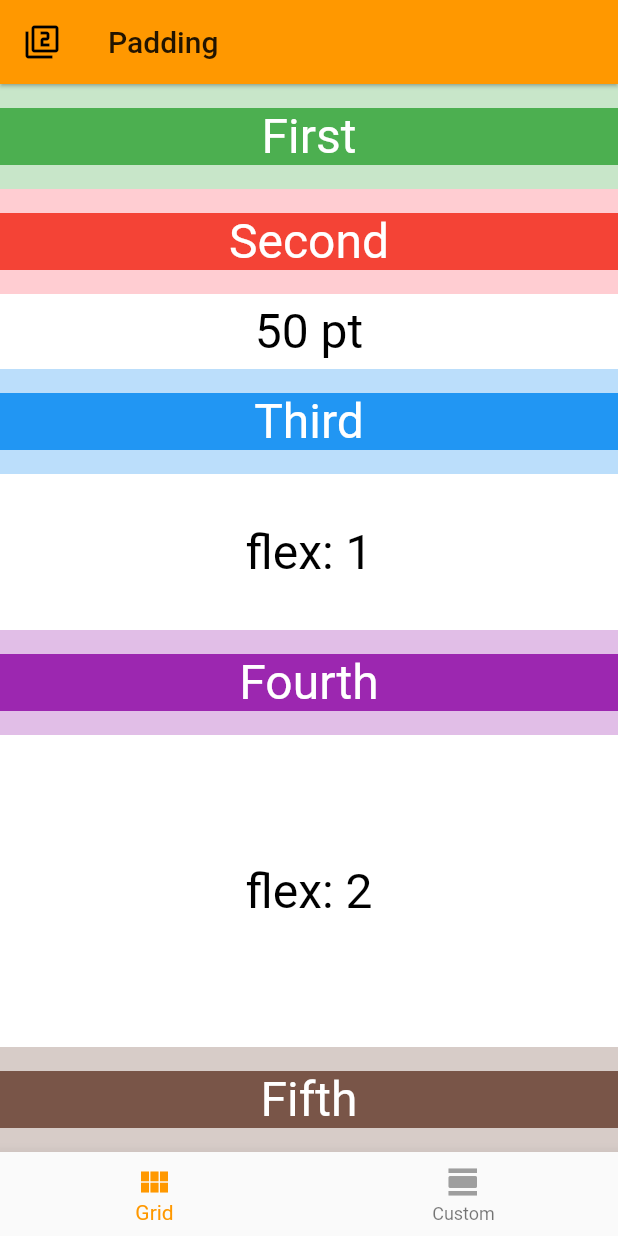
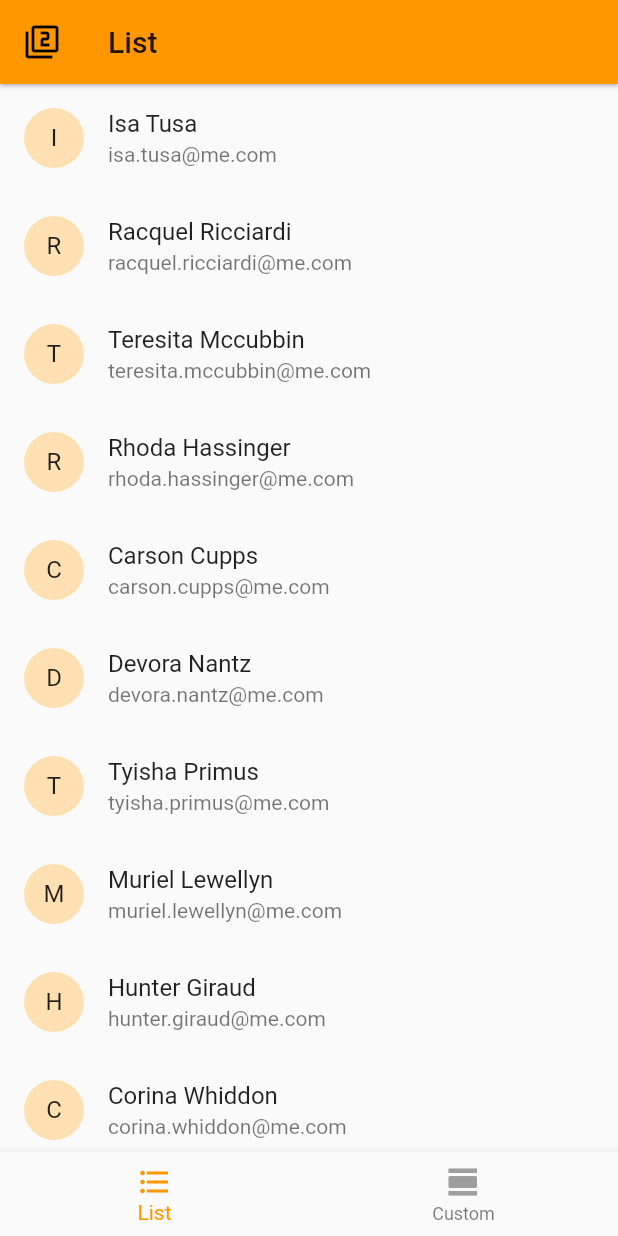
Before and after one commit to bizz84/layout-demo-flutter, a Flutter app: the screen it shows after launch, after a tap on the "filter 1" icon, on a phone screen of 412 x 824 dp. Run offline on Flutter 3.47's test engine with Material 2 defaults, Android fonts, the phone set to English and light mode, and no system bars.

Commit message:
Add list example page

```diff
--- a/lib/layout_type.dart
+++ b/lib/layout_type.dart
@@ -17,7 +17,7 @@ enum LayoutType {
   stack,
   expanded,
   padding,
-  grid,
+  list,
   slivers,
 }
 
@@ -33,8 +33,8 @@ String layoutName(LayoutType layoutType) {
       return 'Expanded';
     case LayoutType.padding:
       return 'Padding';
-    case LayoutType.grid:
-      return 'Grid';
+    case LayoutType.list:
+      return 'List';
     case LayoutType.slivers:
       return 'Custom';
     default:
--- a/lib/main_page.dart
+++ b/lib/main_page.dart
@@ -2,6 +2,7 @@ import 'package:flutter/material.dart';
 import 'package:layout_demo_flutter/pages/baseline_page.dart';
 import 'package:layout_demo_flutter/pages/expanded_page.dart';
 import 'package:layout_demo_flutter/layout_type.dart';
+import 'package:layout_demo_flutter/pages/list_page.dart';
 import 'package:layout_demo_flutter/pages/padding_page.dart';
 import 'package:layout_demo_flutter/pages/row_column_page.dart';
 import 'package:layout_demo_flutter/pages/slivers_page.dart';
@@ -17,7 +18,7 @@ class MainPage extends StatefulWidget {
 class _MainPageState extends State<MainPage> {
   LayoutGroup _layoutGroup = LayoutGroup.nonScrollable;
   LayoutType _layoutSelection1 = LayoutType.rowColumn;
-  LayoutType _layoutSelection2 = LayoutType.grid;
+  LayoutType _layoutSelection2 = LayoutType.list;
 
   void _onLayoutGroupToggle() {
     setState(() {
@@ -57,7 +58,7 @@ class _MainPageState extends State<MainPage> {
     } else {
       switch (index) {
         case 0:
-          _onLayoutSelected(LayoutType.grid);
+          _onLayoutSelected(LayoutType.list);
           break;
         case 1:
           _onLayoutSelected(LayoutType.slivers);
@@ -104,8 +105,8 @@ class _MainPageState extends State<MainPage> {
         return ExpandedPage(layoutGroup: _layoutGroup, onLayoutToggle: _onLayoutGroupToggle);
       case LayoutType.padding:
         return PaddingPage(layoutGroup: _layoutGroup, onLayoutToggle: _onLayoutGroupToggle);
-      case LayoutType.grid:
-        return PaddingPage(layoutGroup: _layoutGroup, onLayoutToggle: _onLayoutGroupToggle);
+      case LayoutType.list:
+        return ListPage(layoutGroup: _layoutGroup, onLayoutToggle: _onLayoutGroupToggle);
       case LayoutType.slivers:
         return SliversPage(layoutGroup: _layoutGroup, onLayoutToggle: _onLayoutGroupToggle);
     }
@@ -135,7 +136,7 @@ class _MainPageState extends State<MainPage> {
         type: BottomNavigationBarType.fixed,
         items: [
           _buildItem(
-              icon: Icons.view_module, layoutSelection: LayoutType.grid),
+              icon: Icons.format_list_bulleted, layoutSelection: LayoutType.list),
           _buildItem(
               icon: Icons.view_day, layoutSelection: LayoutType.slivers),
         ],
--- /dev/null
+++ b/lib/pages/list_page.dart
@@ -0,0 +1,70 @@
+import 'package:flutter/material.dart';
+import 'package:layout_demo_flutter/layout_type.dart';
+import 'package:layout_demo_flutter/pages/main_app_bar.dart';
+
+class Contact {
+  Contact({this.name, this.email});
+  final String name;
+  final String email;
+}
+
+List<Contact> allContacts = [
+  Contact(name: 'Isa Tusa', email: 'isa.tusa@me.com'),
+  Contact(name: 'Racquel Ricciardi', email: 'racquel.ricciardi@me.com'),
+  Contact(name: 'Teresita Mccubbin', email: 'teresita.mccubbin@me.com'),
+  Contact(name: 'Rhoda Hassinger', email: 'rhoda.hassinger@me.com'),
+  Contact(name: 'Carson Cupps', email: 'carson.cupps@me.com'),
+  Contact(name: 'Devora Nantz', email: 'devora.nantz@me.com'),
+  Contact(name: 'Tyisha Primus', email: 'tyisha.primus@me.com'),
+  Contact(name: 'Muriel Lewellyn', email: 'muriel.lewellyn@me.com'),
+  Contact(name: 'Hunter Giraud', email: 'hunter.giraud@me.com'),
+  Contact(name: 'Corina Whiddon', email: 'corina.whiddon@me.com'),
+  Contact(name: 'Meaghan Covarrubias', email: 'meaghan.covarrubias@me.com'),
+  Contact(name: 'Ulysses Severson', email: 'ulysses.severson@me.com'),
+  Contact(name: 'Richard Baxter', email: 'richard.baxter@me.com'),
+  Contact(name: 'Alessandra Kahn', email: 'alessandra.kahn@me.com'),
+  Contact(name: 'Libby Saari', email: 'libby.saari@me.com'),
+  Contact(name: 'Valeria Salvador', email: 'valeria.salvador@me.com'),
+  Contact(name: 'Fredrick Folkerts', email: 'fredrick.folkerts@me.com'),
+  Contact(name: 'Delmy Izzi', email: 'delmy.izzi@me.com'),
+  Contact(name: 'Leann Klock', email: 'leann.klock@me.com'),
+  Contact(name: 'Rhiannon Macfarlane', email: 'rhiannon.macfarlane@me.com'),
+];
+
+class _ContactListTile extends ListTile {
+  _ContactListTile(Contact contact)
+      : super(
+          title: Text(contact.name),
+          subtitle: Text(contact.email),
+          leading: CircleAvatar(child: Text(contact.name[0])),
+        );
+}
+
+class ListPage extends StatelessWidget implements HasLayoutGroup {
+  ListPage({Key key, this.layoutGroup, this.onLayoutToggle}) : super(key: key);
+  final LayoutGroup layoutGroup;
+  final VoidCallback onLayoutToggle;
+
+  @override
+  Widget build(BuildContext context) {
+    return Scaffold(
+      appBar: MainAppBar(
+        layoutGroup: layoutGroup,
+        layoutType: LayoutType.list,
+        onLayoutToggle: onLayoutToggle,
+      ),
+      body: Container(
+        child: _buildContent(),
+      ),
+    );
+  }
+
+  Widget _buildContent() {
+    return ListView.builder(
+        itemCount: allContacts.length,
+        itemBuilder: (BuildContext content, int index) {
+          Contact contact = allContacts[index];
+          return _ContactListTile(contact);
+        });
+  }
+}
```
